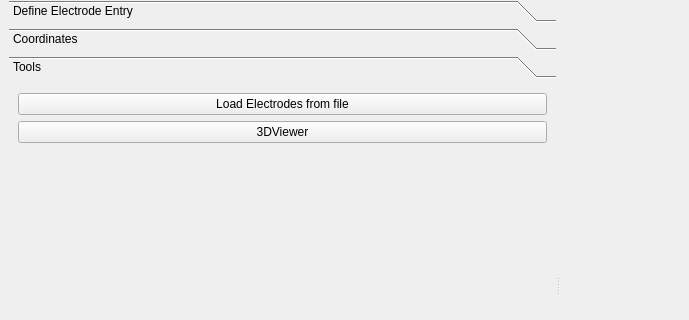
Above: ciclone/forms/ImagesViewer.ui from NeuroTech-Platform/CiCLONE before the change; both pictures show x 0 to 689 and y 95 to 415 of the 900 by 751 pixel window. Below: the same form after it.
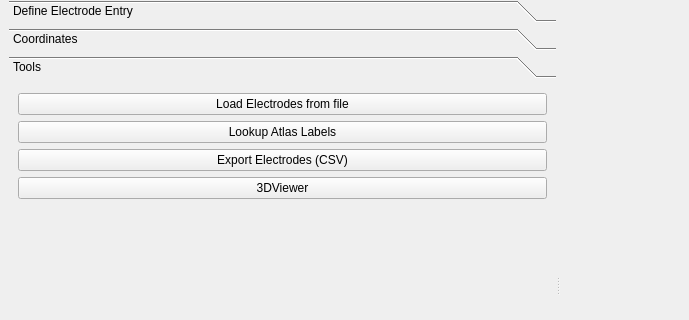
That is the form after the change. The open tabs and pages were chosen to show the change. Custom widgets are drawn as their Qt base class.

Commit message: feat: add FreeSurfer atlas-based electrode labeling (#11)

What changed in the file:
```diff
--- a/ciclone/forms/ImagesViewer.ui
+++ b/ciclone/forms/ImagesViewer.ui
@@ -451,6 +451,26 @@
               </property>
              </widget>
             </item>
+            <item>
+             <widget class="QPushButton" name="LookupAtlasLabelsPushButton">
+              <property name="text">
+               <string>Lookup Atlas Labels</string>
+              </property>
+              <property name="toolTip">
+               <string>Look up anatomical labels for electrode contacts using FreeSurfer atlases</string>
+              </property>
+             </widget>
+            </item>
+            <item>
+             <widget class="QPushButton" name="ExportElectrodesPushButton">
+              <property name="text">
+               <string>Export Electrodes (CSV)</string>
+              </property>
+              <property name="toolTip">
+               <string>Export electrode contacts with atlas labels to CSV file</string>
+              </property>
+             </widget>
+            </item>
             <item>
              <widget class="QPushButton" name="Viewer3dButton">
               <property name="text">
```
The commit also changes 13 other files.
